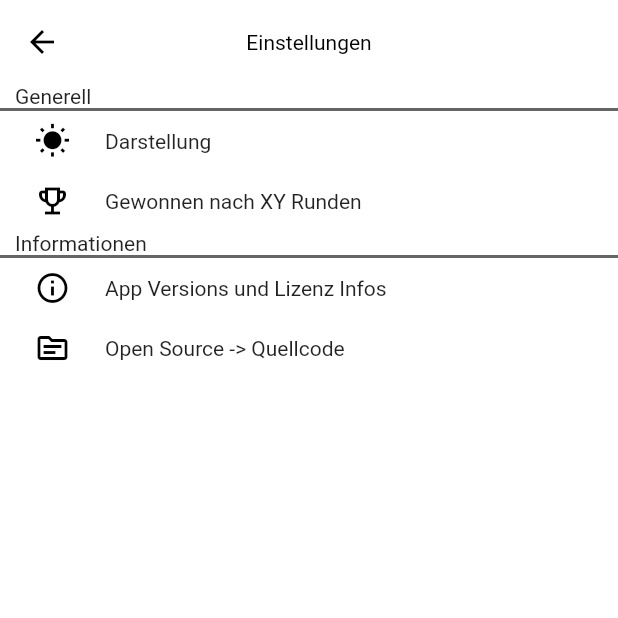
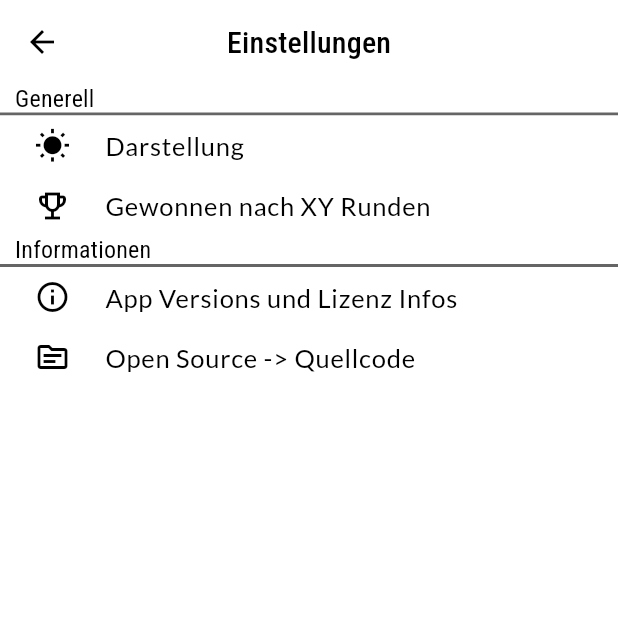
Before and after one commit to Freddy880/tic_tac_toe, a Flutter app: the screen it shows after launch, after a tap on "Einstellungen", on a phone screen of 412 x 824 dp, the top half of it. Run offline on Flutter 3.47's test engine with Material 2 defaults, Android fonts, the phone set to English and light mode, and no system bars; our stand-ins replace google_fonts.

Commit message:
Finished Theming
-Add switch
-Add Light and Dark Mode

```diff
--- a/lib/MyThemes.dart
+++ b/lib/MyThemes.dart
@@ -1,8 +1,8 @@
 import 'package:flutter/material.dart';
+import 'package:google_fonts/google_fonts.dart';
 
-class MyThemes{
+class MyThemes {
   static final darkTheme = _buildDarkTheme();
-
 
   static final lightTheme = _buildLightTheme();
 }
@@ -18,15 +18,43 @@ ThemeData _buildDarkTheme() {
         onSecondary: Colors.black,
         error: Colors.red,
       ),
-    accentColor: Color(0xFF6769DF) ,
+      accentColor: Color(0xFF6769DF),
       primaryColor: Color(0xFFA167DF),
-    scaffoldBackgroundColor:Color(0xFF2E2E2F),
+      scaffoldBackgroundColor: Color(0xFF2E2E2F),
       appBarTheme: base.appBarTheme.copyWith(
         backwardsCompatibility: false,
         backgroundColor: Color(0xFF2E2E2F),
       ),
-  );
+      textTheme: TextTheme(
+        headline1: GoogleFonts.robotoCondensed(
+            fontSize: 96, fontWeight: FontWeight.w300, letterSpacing: -1.5),
+        headline2: GoogleFonts.robotoCondensed(
+            fontSize: 60, fontWeight: FontWeight.w300, letterSpacing: -0.5),
+        headline3: GoogleFonts.robotoCondensed(
+            fontSize: 48, fontWeight: FontWeight.w400),
+        headline4: GoogleFonts.robotoCondensed(
+            fontSize: 34, fontWeight: FontWeight.w400, letterSpacing: 0.25),
+        headline5: GoogleFonts.robotoCondensed(
+            fontSize: 24, fontWeight: FontWeight.w400),
+        headline6: GoogleFonts.robotoCondensed(
+            fontSize: 20, fontWeight: FontWeight.w500, letterSpacing: 0.15),
+        subtitle1: GoogleFonts.robotoCondensed(
+            fontSize: 16, fontWeight: FontWeight.w400, letterSpacing: 0.15),
+        subtitle2: GoogleFonts.robotoCondensed(
+            fontSize: 14, fontWeight: FontWeight.w500, letterSpacing: 0.1),
+        bodyText1: GoogleFonts.lato(
+            fontSize: 17, fontWeight: FontWeight.w400, letterSpacing: 0.5),
+        bodyText2: GoogleFonts.lato(
+            fontSize: 15, fontWeight: FontWeight.w400, letterSpacing: 0.25),
+        button: GoogleFonts.lato(
+            fontSize: 15, fontWeight: FontWeight.w500, letterSpacing: 1.25),
+        caption: GoogleFonts.lato(
+            fontSize: 13, fontWeight: FontWeight.w400, letterSpacing: 0.4),
+        overline: GoogleFonts.lato(
+            fontSize: 10, fontWeight: FontWeight.w400, letterSpacing: 1.5),
+      ));
 }
+
 ThemeData _buildLightTheme() {
   final ThemeData base = ThemeData.light();
   return base.copyWith(
@@ -37,7 +65,11 @@ ThemeData _buildLightTheme() {
         secondaryVariant: Color(0xFF008f3a),
         onPrimary: Colors.white,
         onSecondary: Colors.black,
+        onSurface: Colors.black,
+        onBackground: Colors.black,
+
       ),
+
       primaryColor: Color(0xFFC1005A),
       accentColor: Color(0xFF00c167),
       scaffoldBackgroundColor: Colors.white,
@@ -49,11 +81,40 @@ ThemeData _buildLightTheme() {
           textTheme: TextTheme(
               headline6: TextStyle(
             color: Colors.black,
-        )
-      )
-    ),
+          ))),
       iconTheme: IconThemeData(
         color: Colors.black,
+      ),
+      textTheme: TextTheme(
+          headline1: GoogleFonts.robotoCondensed(
+              fontSize: 96, fontWeight: FontWeight.w300, letterSpacing: -1.5),
+          headline2: GoogleFonts.robotoCondensed(
+              fontSize: 60, fontWeight: FontWeight.w300, letterSpacing: -0.5),
+          headline3: GoogleFonts.robotoCondensed(
+              fontSize: 48, fontWeight: FontWeight.w400),
+          headline4: GoogleFonts.robotoCondensed(
+              fontSize: 34, fontWeight: FontWeight.w400, letterSpacing: 0.25),
+          headline5: GoogleFonts.robotoCondensed(
+              fontSize: 24, fontWeight: FontWeight.w400),
+          headline6: GoogleFonts.robotoCondensed(
+              fontSize: 20, fontWeight: FontWeight.w500, letterSpacing: 0.15),
+          subtitle1: GoogleFonts.robotoCondensed(
+              fontSize: 16, fontWeight: FontWeight.w400, letterSpacing: 0.15),
+          subtitle2: GoogleFonts.robotoCondensed(
+              fontSize: 14, fontWeight: FontWeight.w500, letterSpacing: 0.1),
+          bodyText1: GoogleFonts.lato(
+              fontSize: 17, fontWeight: FontWeight.w400, letterSpacing: 0.5),
+          bodyText2: GoogleFonts.lato(
+              fontSize: 15, fontWeight: FontWeight.w400, letterSpacing: 0.25),
+          button: GoogleFonts.lato(
+              fontSize: 15, fontWeight: FontWeight.w500, letterSpacing: 1.25),
+          caption: GoogleFonts.lato(
+              fontSize: 13, fontWeight: FontWeight.w400, letterSpacing: 0.4),
+          overline: GoogleFonts.lato(
+              fontSize: 10, fontWeight: FontWeight.w400, letterSpacing: 1.5)
+      ).apply(
+        bodyColor: Colors.black,
+        displayColor: Colors.black,
       )
   );
 }
--- a/lib/main.dart
+++ b/lib/main.dart
@@ -24,6 +24,9 @@ import 'package:tic_tac_toe/SettingsPage.dart';
 import 'GamePage.dart';
 import 'ManualPage.dart';
 
+//Variable wich contains the actual theme
+var theme = ThemeMode.system;
+
 void main() {
   runApp(MyApp());
 }
@@ -39,7 +42,7 @@ class _MyAppState extends State<MyApp> {
   Widget build(BuildContext context) {
     return MaterialApp(
       title: 'Tic Tac Toe',
-      themeMode: ThemeMode.system,
+      themeMode: theme,
       theme: MyThemes.lightTheme,
       darkTheme: MyThemes.darkTheme,
       home: MyHomePage(),
@@ -68,7 +71,8 @@ class _MyHomePageState extends State<MyHomePage> {
         elevation: 0,
         centerTitle: true,
         title: Text(
-          "Tic Tac Toe von Flo",
+          "Tic Tac Toe",
+          style: Theme.of(context).textTheme.headline6,
         ),
       ),
       body: Container(
@@ -84,15 +88,22 @@ class _MyHomePageState extends State<MyHomePage> {
           Container(
             padding: EdgeInsets.all(20),
             width: double.infinity,
-            child: Text("Willkommen zu tic tac toe"),
+            child: Text(
+                "Willkommen zu tic tac toe",
+              textAlign: TextAlign.center,
+              style: Theme.of(context).textTheme.headline6,
+            ),
           ),
           Container(
             padding: EdgeInsets.only(top: 2),
-            width: 150,
+            width: 200,
             child: ElevatedButton.icon(
               icon: Icon(Icons.play_arrow),
               label: Text(
                 "Spiel starten",
+                style: Theme.of(context).textTheme.bodyText1.merge(TextStyle(
+                  color: Theme.of(context).colorScheme.onPrimary,
+                )),
               ),
               onPressed: () {
                 Navigator.push(context,
@@ -102,11 +113,14 @@ class _MyHomePageState extends State<MyHomePage> {
           ),
           Container(
             padding: EdgeInsets.only(top: 2),
-            width: 150,
+            width: 200,
             child: OutlinedButton.icon(
               icon: Icon(Icons.settings),
               label: Text(
                 "Einstellungen",
+                style: Theme.of(context).textTheme.bodyText1.merge(TextStyle(
+                  color: Theme.of(context).colorScheme.primary,
+                )),
               ),
               onPressed: () {
                 Navigator.push(context,
@@ -116,11 +130,14 @@ class _MyHomePageState extends State<MyHomePage> {
           ),
           Container(
             padding: EdgeInsets.only(top: 2),
-            width: 150,
+            width: 200,
             child: OutlinedButton.icon(
               icon: Icon(Icons.description_outlined),
               label: Text(
                 "Anleitung",
+                style: Theme.of(context).textTheme.bodyText1.merge(TextStyle(
+                  color: Theme.of(context).colorScheme.primary,
+                )),
               ),
               onPressed: () {
                 Navigator.push(context,
```
Also changed, not shown: lib/SettingsPage.dart (+71 -44 lines). Lines whose indentation alone changed are shown as unchanged.
